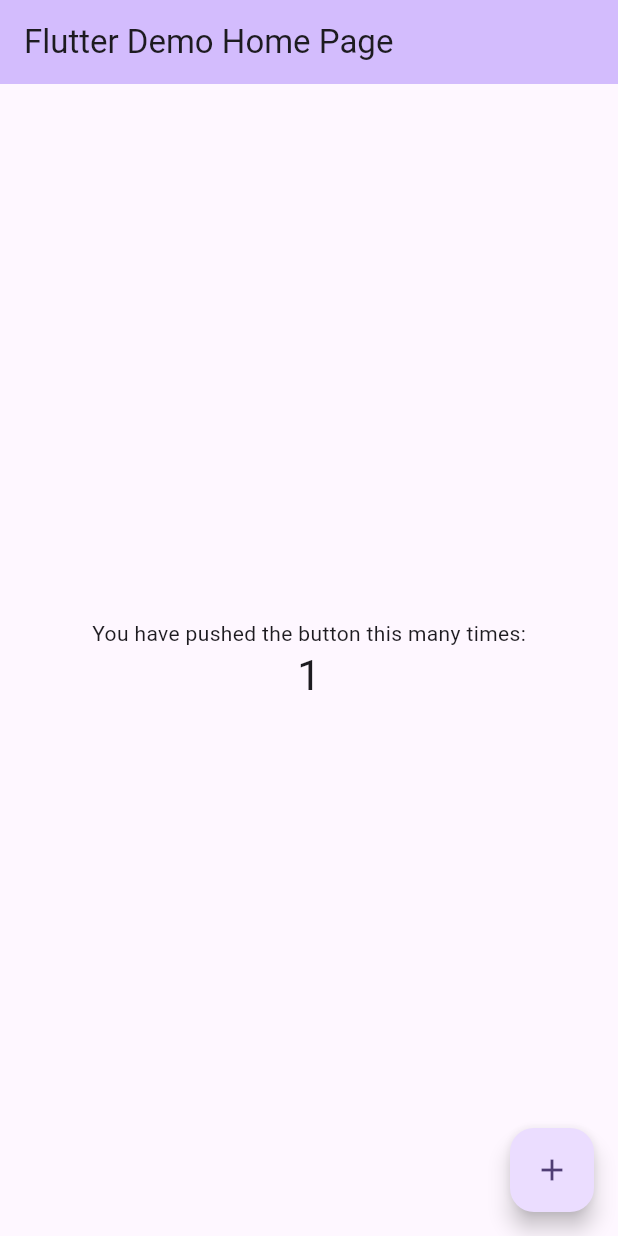
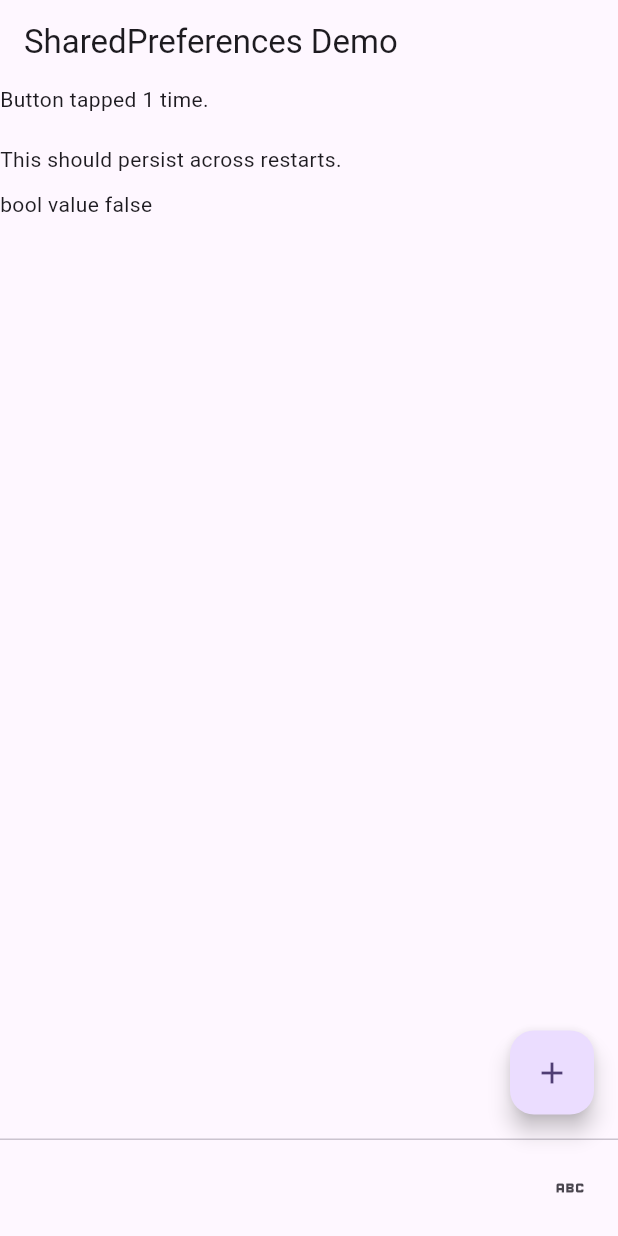
Before and after one commit to hammadkhandev/shared_preferences, a Flutter app: the screen it shows after launch, after a tap on the "add" icon, on a phone screen of 412 x 824 dp. Run offline on Flutter 3.47's test engine with Material 3 defaults, Android fonts, the phone set to English and light mode, and no system bars; our stand-ins replace shared_preferences.

Commit message:
first commit

```diff
--- a/lib/main.dart
+++ b/lib/main.dart
@@ -1,5 +1,5 @@
 import 'package:flutter/material.dart';
-
+import 'package:shared_preferences/shared_preferences.dart';
 void main() {
   runApp(const MyApp());
 }
@@ -31,7 +31,7 @@
         colorScheme: ColorScheme.fromSeed(seedColor: Colors.deepPurple),
         useMaterial3: true,
       ),
-      home: const MyHomePage(title: 'Flutter Demo Home Page'),
+      home: const MyHomePage(title: 'Flutter Demo Shares_preferences'),
     );
   }
 }
@@ -39,14 +39,6 @@
 class MyHomePage extends StatefulWidget {
   const MyHomePage({super.key, required this.title});
 
-  // This widget is the home page of your application. It is stateful, meaning
-  // that it has a State object (defined below) that contains fields that affect
-  // how it looks.
-
-  // This class is the configuration for the state. It holds the values (in this
-  // case the title) provided by the parent (in this case the App widget) and
-  // used by the build method of the State. Fields in a Widget subclass are
-  // always marked "final".
 
   final String title;
 
@@ -55,71 +47,103 @@
 }
 
 class _MyHomePageState extends State<MyHomePage> {
-  int _counter = 0;
+  final Future<SharedPreferences> _prefs = SharedPreferences.getInstance();
+  late Future<int> _counter;
+  late Future<bool> _repeat;
 
-  void _incrementCounter() {
+  Future<void> _changeBoolValue() async{
+    final SharedPreferences prefs = await _prefs;
+    bool value = (prefs.getBool('repeat') ?? false);
+    value = !value;
     setState(() {
-      // This call to setState tells the Flutter framework that something has
-      // changed in this State, which causes it to rerun the build method below
-      // so that the display can reflect the updated values. If we changed
-      // _counter without calling setState(), then the build method would not be
-      // called again, and so nothing would appear to happen.
-      _counter++;
+      _repeat = prefs.setBool('repeat', value).then((bool success) => value);
+    });
+  }
+
+  /// await prefs.setBool('repeat', true);
+// Save an double value to 'decimal' key.
+ /// await prefs.setDouble('decimal', 1.5);
+// Save an String value to 'action' key.
+ /// await prefs.setString('action', 'Start');
+// Save an list of strings to 'items' key.
+ /// await prefs.setStringList('items', <String>['Earth', 'Moon', 'Sun']);
+
+  Future<void> _incrementCounter() async {
+    final SharedPreferences prefs = await _prefs;
+    final int counter = (prefs.getInt('counter') ?? 0) + 1;
+
+    setState(() {
+      _counter = prefs.setInt('counter', counter).then((bool success) {
+        return counter;
+      });
     });
   }
 
   @override
+  void initState() {
+    super.initState();
+    _counter = _prefs.then((SharedPreferences prefs) {
+      return prefs.getInt('counter') ?? 0;
+    });
+    _repeat = _prefs.then((SharedPreferences preferences) {
+      return preferences.getBool('repeat') ?? false; });
+  }
+
+  @override
   Widget build(BuildContext context) {
-    // This method is rerun every time setState is called, for instance as done
-    // by the _incrementCounter method above.
-    //
-    // The Flutter framework has been optimized to make rerunning build methods
-    // fast, so that you can just rebuild anything that needs updating rather
-    // than having to individually change instances of widgets.
     return Scaffold(
       appBar: AppBar(
-        // TRY THIS: Try changing the color here to a specific color (to
-        // Colors.amber, perhaps?) and trigger a hot reload to see the AppBar
-        // change color while the other colors stay the same.
-        backgroundColor: Theme.of(context).colorScheme.inversePrimary,
-        // Here we take the value from the MyHomePage object that was created by
-        // the App.build method, and use it to set our appbar title.
-        title: Text(widget.title),
+        title: const Text('SharedPreferences Demo'),
       ),
+      persistentFooterButtons: [
+        IconButton(onPressed: _changeBoolValue, icon: Icon(Icons.abc))
+      ],
       body: Center(
-        // Center is a layout widget. It takes a single child and positions it
-        // in the middle of the parent.
-        child: Column(
-          // Column is also a layout widget. It takes a list of children and
-          // arranges them vertically. By default, it sizes itself to fit its
-          // children horizontally, and tries to be as tall as its parent.
-          //
-          // Column has various properties to control how it sizes itself and
-          // how it positions its children. Here we use mainAxisAlignment to
-          // center the children vertically; the main axis here is the vertical
-          // axis because Columns are vertical (the cross axis would be
-          // horizontal).
-          //
-          // TRY THIS: Invoke "debug painting" (choose the "Toggle Debug Paint"
-          // action in the IDE, or press "p" in the console), to see the
-          // wireframe for each widget.
-          mainAxisAlignment: MainAxisAlignment.center,
-          children: <Widget>[
-            const Text(
-              'You have pushed the button this many times:',
-            ),
-            Text(
-              '$_counter',
-              style: Theme.of(context).textTheme.headlineMedium,
-            ),
-          ],
-        ),
-      ),
+          child: ListView(
+            children: [
+              FutureBuilder<int>(
+                  future: _counter,
+                  builder: (BuildContext context, AsyncSnapshot<int> snapshot) {
+                    switch (snapshot.connectionState) {
+                      case ConnectionState.none:
+                      case ConnectionState.waiting:
+                        return const CircularProgressIndicator();
+                      case ConnectionState.active:
+                      case ConnectionState.done:
+                        if (snapshot.hasError) {
+                          return Text('Error: ${snapshot.error}');
+                        } else {
+                          return Text(
+                            'Button tapped ${snapshot.data} time${snapshot.data == 1 ? '' : 's'}.\n\n'
+                                'This should persist across restarts.',
+                          );
+                        }
+                    }
+                  }),
+              SizedBox(height: 10,),
+              FutureBuilder<bool>(
+                  future: _repeat,
+                  builder: (BuildContext context, AsyncSnapshot<bool> snapshot){
+                    switch(snapshot.connectionState){
+                      case ConnectionState.none:
+                      case ConnectionState.waiting:
+                       return const CircularProgressIndicator();
+                      case ConnectionState.active:
+                      case ConnectionState.done:
+                      if(snapshot.hasError){
+                        return Text('Error ${snapshot.data}');
+                  }else {
+                        return Text('bool value ${snapshot.data}');
+                  }
+                  }
+                  }),
+            ],
+          )),
       floatingActionButton: FloatingActionButton(
         onPressed: _incrementCounter,
         tooltip: 'Increment',
         child: const Icon(Icons.add),
-      ), // This trailing comma makes auto-formatting nicer for build methods.
+      ),
     );
   }
 }
```
